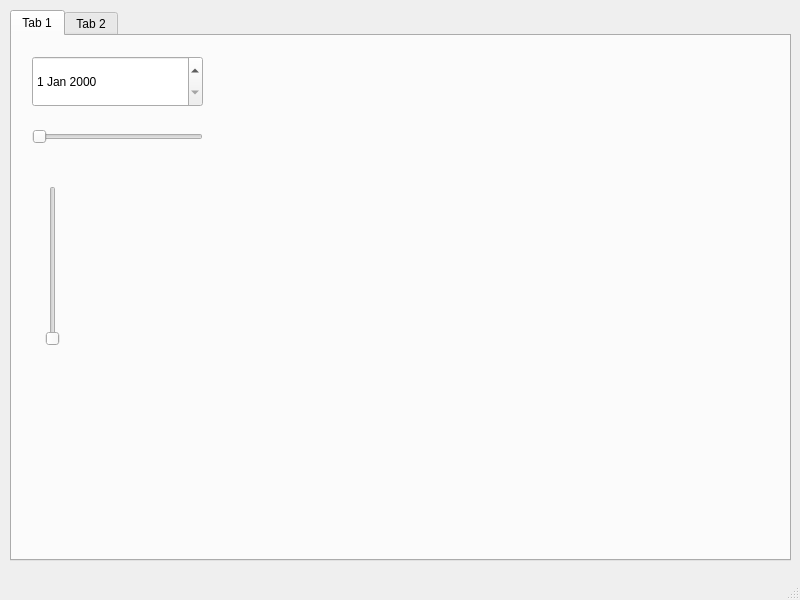
First picture: the form in designer/test.ui, repository chromee/pyqt-example, before the edit.
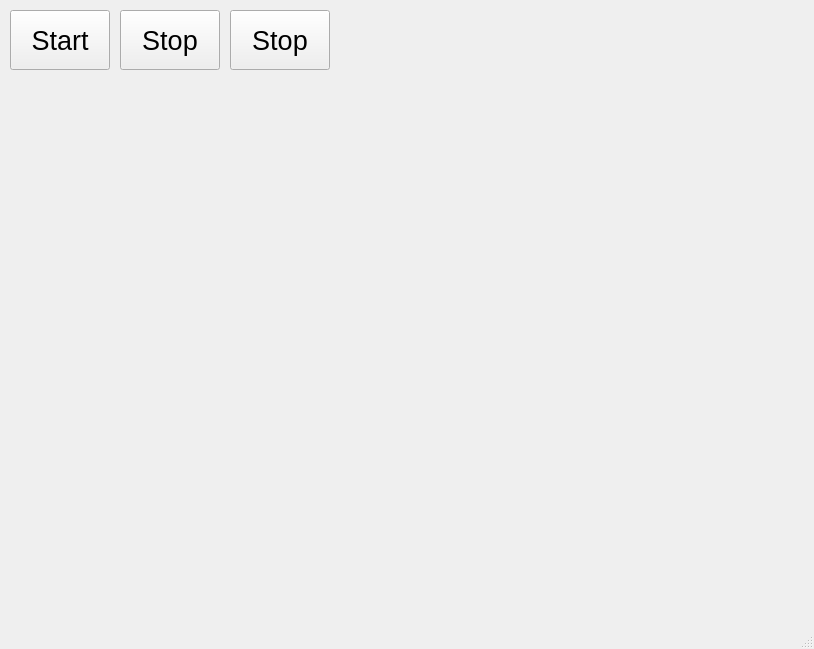
Second picture: the form after the edit.

Diff of the .ui file:
```diff
--- a/designer/test.ui
+++ b/designer/test.ui
@@ -6,109 +6,71 @@
    <rect>
     <x>0</x>
     <y>0</y>
-    <width>800</width>
-    <height>600</height>
+    <width>814</width>
+    <height>649</height>
    </rect>
   </property>
   <property name="windowTitle">
    <string>MainWindow</string>
   </property>
   <widget class="QWidget" name="centralwidget">
-   <widget class="QTabWidget" name="tabWidget">
+   <widget class="QPushButton" name="StartButton">
     <property name="geometry">
      <rect>
       <x>10</x>
       <y>10</y>
-      <width>781</width>
-      <height>551</height>
+      <width>100</width>
+      <height>60</height>
      </rect>
     </property>
-    <property name="currentIndex">
-     <number>0</number>
+    <property name="font">
+     <font>
+      <family>Arial</family>
+      <pointsize>20</pointsize>
+     </font>
     </property>
-    <widget class="QWidget" name="tab">
-     <attribute name="title">
-      <string>Tab 1</string>
-     </attribute>
-     <widget class="QDateEdit" name="dateEdit">
-      <property name="geometry">
-       <rect>
-        <x>20</x>
-        <y>20</y>
-        <width>171</width>
-        <height>51</height>
-       </rect>
-      </property>
-     </widget>
-     <widget class="QSlider" name="horizontalSlider">
+    <property name="text">
+     <string>Start</string>
+    </property>
+   </widget>
+   <widget class="QPushButton" name="StopButton">
       <property name="geometry">
        <rect>
-        <x>20</x>
-        <y>90</y>
-        <width>171</width>
-        <height>22</height>
-       </rect>
-      </property>
-      <property name="orientation">
-       <enum>Qt::Horizontal</enum>
-      </property>
-     </widget>
-     <widget class="QSlider" name="verticalSlider">
-      <property name="geometry">
-       <rect>
-        <x>30</x>
-        <y>150</y>
-        <width>22</width>
-        <height>160</height>
-       </rect>
-      </property>
-      <property name="orientation">
-       <enum>Qt::Vertical</enum>
-      </property>
-     </widget>
-    </widget>
-    <widget class="QWidget" name="tab_2">
-     <attribute name="title">
-      <string>Tab 2</string>
-     </attribute>
-     <widget class="QPushButton" name="pushButton">
-      <property name="geometry">
-       <rect>
-        <x>20</x>
-        <y>20</y>
-        <width>111</width>
-        <height>61</height>
-       </rect>
-      </property>
+      <x>120</x>
+      <y>10</y>
+      <width>100</width>
+      <height>60</height>
+     </rect>
+    </property>
+    <property name="font">
+     <font>
+      <family>Arial</family>
+      <pointsize>20</pointsize>
+     </font>
+    </property>
       <property name="text">
-       <string>PushButton</string>
-      </property>
-     </widget>
-     <widget class="QCheckBox" name="checkBox">
+     <string>Stop</string>
+    </property>
+   </widget>
+   <widget class="QPushButton" name="SaveButton">
       <property name="geometry">
        <rect>
-        <x>30</x>
-        <y>100</y>
-        <width>75</width>
-        <height>51</height>
-       </rect>
-      </property>
+      <x>230</x>
+      <y>10</y>
+      <width>100</width>
+      <height>60</height>
+     </rect>
+    </property>
+    <property name="font">
+     <font>
+      <family>Arial</family>
+      <pointsize>20</pointsize>
+     </font>
+    </property>
       <property name="text">
-       <string>CheckBox</string>
-      </property>
-     </widget>
-    </widget>
-   </widget>
-  </widget>
-  <widget class="QMenuBar" name="menubar">
-   <property name="geometry">
-    <rect>
-     <x>0</x>
-     <y>0</y>
-     <width>800</width>
-     <height>21</height>
-    </rect>
-   </property>
+     <string>Stop</string>
+    </property>
+   </widget>
   </widget>
   <widget class="QStatusBar" name="statusbar"/>
  </widget>
```
Lines whose indentation alone changed are shown as unchanged.
